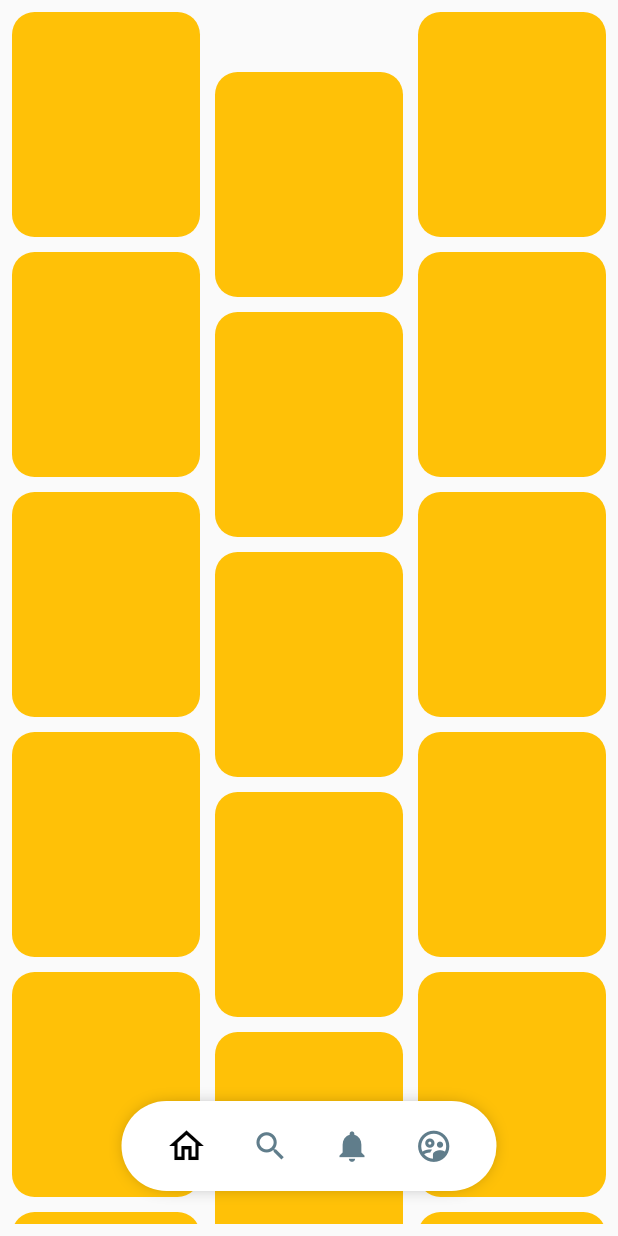
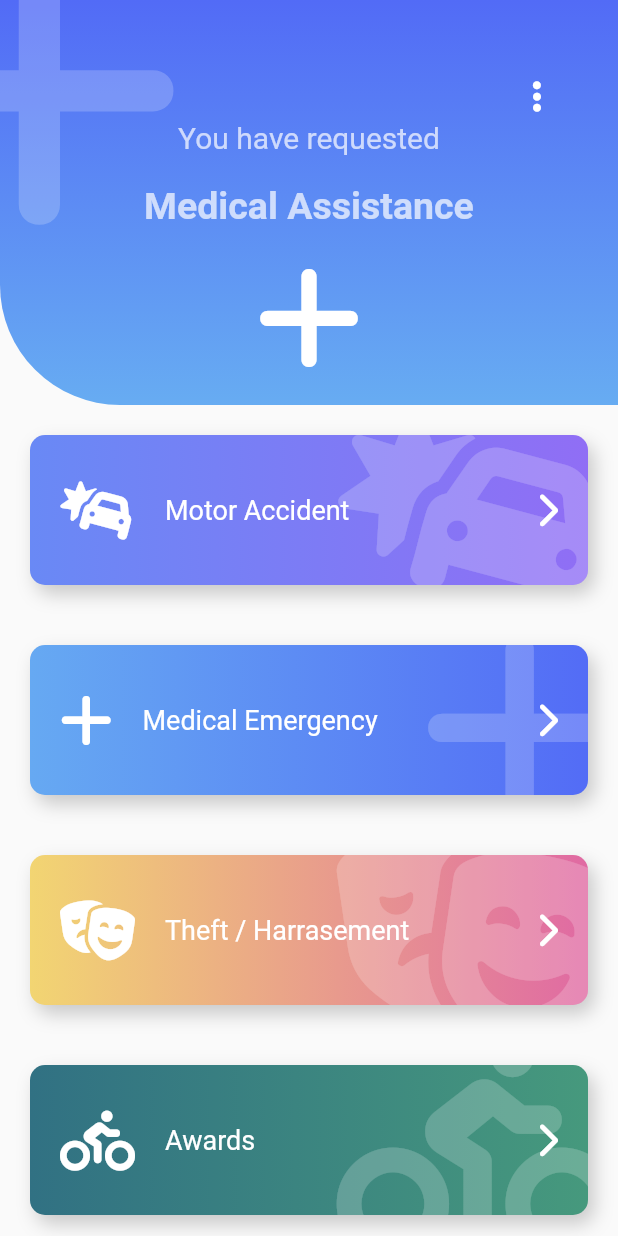
Before and after one commit to MichaelAmador/flutter-designs, a Flutter app: the screen it shows after launch, on a phone screen of 412 x 824 dp. Run offline on Flutter 3.47's test engine with Material 2 defaults, Android fonts, the phone set to English and light mode, and no system bars; our stand-ins replace animate_do, flutter_svg, font_awesome_flutter.

Commit message:
Emergency layout

```diff
--- a/lib/main.dart
+++ b/lib/main.dart
@@ -11,6 +11,6 @@ class MainApp extends StatelessWidget {
   @override
   Widget build(BuildContext context) {
     return const MaterialApp(
-        debugShowCheckedModeBanner: false, home: PinterestScreen());
+        debugShowCheckedModeBanner: false, home: EmergencyScreen());
   }
 }
--- /dev/null
+++ b/lib/src/screens/emergency_screen.dart
@@ -0,0 +1,123 @@
+import 'package:animate_do/animate_do.dart';
+import 'package:designs/src/src.dart';
+import 'package:flutter/material.dart';
+import 'package:font_awesome_flutter/font_awesome_flutter.dart';
+
+class ItemButton {
+  final IconData icon;
+  final String text;
+  final Color primaryColor;
+  final Color secondaryColor;
+
+  ItemButton(this.icon, this.text, this.primaryColor, this.secondaryColor);
+}
+
+final items = <ItemButton>[
+  ItemButton(FontAwesomeIcons.carBurst, 'Motor Accident',
+      const Color(0xff6989F5), const Color(0xff906EF5)),
+  ItemButton(FontAwesomeIcons.plus, 'Medical Emergency',
+      const Color(0xff66A9F2), const Color(0xff536CF6)),
+  ItemButton(FontAwesomeIcons.masksTheater, 'Theft / Harrasement',
+      const Color(0xffF2D572), const Color(0xffE06AA3)),
+  ItemButton(FontAwesomeIcons.personBiking, 'Awards', const Color(0xff317183),
+      const Color(0xff46997D)),
+  ItemButton(FontAwesomeIcons.carBurst, 'Motor Accident',
+      const Color(0xff6989F5), const Color(0xff906EF5)),
+  ItemButton(FontAwesomeIcons.plus, 'Medical Emergency',
+      const Color(0xff66A9F2), const Color(0xff536CF6)),
+  ItemButton(FontAwesomeIcons.masksTheater, 'Theft / Harrasement',
+      const Color(0xffF2D572), const Color(0xffE06AA3)),
+  ItemButton(FontAwesomeIcons.personBiking, 'Awards', const Color(0xff317183),
+      const Color(0xff46997D)),
+  ItemButton(FontAwesomeIcons.carBurst, 'Motor Accident',
+      const Color(0xff6989F5), const Color(0xff906EF5)),
+  ItemButton(FontAwesomeIcons.plus, 'Medical Emergency',
+      const Color(0xff66A9F2), const Color(0xff536CF6)),
+  ItemButton(FontAwesomeIcons.masksTheater, 'Theft / Harrasement',
+      const Color(0xffF2D572), const Color(0xffE06AA3)),
+  ItemButton(FontAwesomeIcons.personBiking, 'Awards', const Color(0xff317183),
+      const Color(0xff46997D)),
+];
+
+class EmergencyScreen extends StatelessWidget {
+  const EmergencyScreen({super.key});
+
+  @override
+  Widget build(BuildContext context) {
+    List<Widget> itemsMap = items
+        .map((item) => FadeInLeft(
+              duration: const Duration(milliseconds: 400),
+              child: FatButton(
+                  icon: item.icon,
+                  text: item.text,
+                  primaryColor: item.primaryColor,
+                  secondaryColor: item.secondaryColor,
+                  onPress: () {
+                    print('Click! ${item.text}');
+                  }),
+            ))
+        .toList();
+    return Scaffold(
+      body: SafeArea(
+        child: Stack(
+          children: [
+            Container(
+              margin: const EdgeInsets.only(top: 270),
+              child: ListView(
+                physics: const BouncingScrollPhysics(),
+                children: [
+                  ...itemsMap,
+                ],
+              ),
+            ),
+            const _Header()
+          ],
+        ),
+      ),
+    );
+  }
+}
+
+class _Header extends StatelessWidget {
+  const _Header();
+
+  @override
+  Widget build(BuildContext context) {
+    return Stack(
+      children: [
+        const IconHeader(
+          icon: FontAwesomeIcons.plus,
+          title: 'Medical assistance',
+          subTitle: 'You have requested',
+        ),
+        Positioned(
+            right: 10,
+            top: 40,
+            child: RawMaterialButton(
+              onPressed: () {},
+              shape: const CircleBorder(),
+              padding: const EdgeInsets.all(10),
+              child: const FaIcon(
+                FontAwesomeIcons.ellipsisVertical,
+                color: Colors.white,
+              ),
+            ))
+      ],
+    );
+  }
+}
+
+class _FatButton extends StatelessWidget {
+  const _FatButton();
+
+  @override
+  Widget build(BuildContext context) {
+    return FatButton(
+      icon: FontAwesomeIcons.carBurst,
+      onPress: () {
+        print('Hello there!');
+      },
+      text: 'Car accident',
+    );
+  }
+}
--- a/lib/src/screens/screens.dart
+++ b/lib/src/screens/screens.dart
@@ -5,6 +5,7 @@ export 'labs/slideshow_screen.dart';
 
 export 'animations_screen.dart';
 export 'circular_graphics_screen.dart';
+export 'emergency_screen.dart';
 export 'headers_screen.dart';
 export 'pinterest_screen.dart';
 export 'slideshow_screen.dart';
--- /dev/null
+++ b/lib/src/widgets/fat_button.dart
@@ -0,0 +1,99 @@
+import 'package:flutter/material.dart';
+import 'package:font_awesome_flutter/font_awesome_flutter.dart';
+
+class FatButton extends StatelessWidget {
+  final IconData icon;
+  final String text;
+  final Color primaryColor;
+  final Color secondaryColor;
+  final Function()? onPress;
+  const FatButton(
+      {super.key,
+      this.icon = FontAwesomeIcons.circle,
+      required this.text,
+      this.primaryColor = const Color(0xff6989f5),
+      this.secondaryColor = const Color(0xff906ef5),
+      required this.onPress});
+
+  @override
+  Widget build(BuildContext context) {
+    return GestureDetector(
+      onTap: onPress,
+      child: Stack(children: [
+        _Background(icon, primaryColor, secondaryColor),
+        Row(
+          mainAxisAlignment: MainAxisAlignment.center,
+          children: [
+            const SizedBox(
+              height: 140,
+              width: 40,
+            ),
+            FaIcon(
+              icon,
+              color: Colors.white,
+              size: 40,
+            ),
+            const SizedBox(
+              width: 20,
+            ),
+            Expanded(
+              child: Text(
+                text,
+                style: const TextStyle(color: Colors.white, fontSize: 18),
+              ),
+            ),
+            const FaIcon(
+              FontAwesomeIcons.chevronRight,
+              color: Colors.white,
+            ),
+            const SizedBox(
+              width: 40,
+            )
+          ],
+        )
+      ]),
+    );
+  }
+}
+
+class _Background extends StatelessWidget {
+  final IconData icon;
+  final Color primaryColor;
+  final Color secondaryColor;
+  const _Background(this.icon, this.primaryColor, this.secondaryColor);
+
+  @override
+  Widget build(BuildContext context) {
+    return Container(
+      width: double.infinity,
+      height: 100,
+      margin: const EdgeInsets.all(20),
+      decoration: BoxDecoration(
+          boxShadow: [
+            BoxShadow(
+                color: Colors.black.withOpacity(.2),
+                offset: const Offset(4, 6),
+                blurRadius: 10),
+          ],
+          borderRadius: BorderRadius.circular(10),
+          gradient: LinearGradient(colors: [
+            primaryColor,
+            secondaryColor,
+          ])),
+      child: ClipRRect(
+        borderRadius: BorderRadius.circular(10),
+        child: Stack(children: [
+          Positioned(
+            right: -20,
+            top: -20,
+            child: FaIcon(
+              icon,
+              size: 150,
+              color: Colors.white.withOpacity(.2),
+            ),
+          )
+        ]),
+      ),
+    );
+  }
+}
--- a/lib/src/widgets/headers.dart
+++ b/lib/src/widgets/headers.dart
@@ -1,4 +1,5 @@
 import 'package:flutter/material.dart';
+import 'package:font_awesome_flutter/font_awesome_flutter.dart';
 
 class HeaderSquare extends StatelessWidget {
   const HeaderSquare({super.key});
@@ -284,3 +285,87 @@ class _HeaderWaveGradientPainter extends CustomPainter {
     return true;
   }
 }
+
+class IconHeader extends StatelessWidget {
+  final IconData icon;
+  final String title;
+  final String subTitle;
+  final Color primaryColor;
+  final Color secondaryColor;
+  const IconHeader(
+      {super.key,
+      required this.icon,
+      required this.title,
+      required this.subTitle,
+      this.primaryColor = const Color(0xff526bf6),
+      this.secondaryColor = const Color(0xff67acf2)});
+
+  @override
+  Widget build(BuildContext context) {
+    final white = Colors.white.withOpacity(.7);
+    return Stack(children: [
+      _IconHeaderBackground(primaryColor, secondaryColor),
+      Positioned(
+          top: -50,
+          left: -70,
+          child: FaIcon(
+            icon,
+            size: 220,
+            color: Colors.white.withOpacity(.2),
+          )),
+      Column(
+        children: [
+          const SizedBox(
+            height: 80,
+            width: double.infinity,
+          ),
+          Text(
+            'You have requested',
+            style: TextStyle(fontSize: 20, color: white),
+          ),
+          const SizedBox(
+            height: 20,
+          ),
+          Text(
+            'Medical Assistance',
+            style: TextStyle(
+                fontSize: 25, color: white, fontWeight: FontWeight.bold),
+          ),
+          const SizedBox(
+            height: 20,
+          ),
+          FaIcon(
+            icon,
+            size: 80,
+            color: Colors.white,
+          ),
+        ],
+      )
+    ]);
+  }
+}
+
+class _IconHeaderBackground extends StatelessWidget {
+  final Color primaryColor;
+  final Color secondaryColor;
+  const _IconHeaderBackground(this.primaryColor, this.secondaryColor);
+
+  @override
+  Widget build(BuildContext context) {
+    return Container(
+      width: double.infinity,
+      height: 270,
+      decoration: BoxDecoration(
+          // color: Colors.red,
+          borderRadius:
+              const BorderRadius.only(bottomLeft: Radius.circular(80)),
+          gradient: LinearGradient(
+              begin: Alignment.topCenter,
+              end: Alignment.bottomCenter,
+              colors: [
+                primaryColor,
+                secondaryColor,
+              ])),
+    );
+  }
+}
--- a/lib/src/widgets/widgets.dart
+++ b/lib/src/widgets/widgets.dart
@@ -1,3 +1,4 @@
+export 'fat_button.dart';
 export 'headers.dart';
 export 'pinterest_menu.dart';
 export 'radial_progress.dart';
--- a/pubspec.yaml
+++ b/pubspec.yaml
@@ -7,10 +7,12 @@ environment:
   sdk: '>=3.0.5 <4.0.0'
 
 dependencies:
+  animate_do: ^3.0.2
   flutter:
     sdk: flutter
   flutter_staggered_grid_view: ^0.6.2
   flutter_svg: ^2.0.7
+  font_awesome_flutter: ^10.5.0
   provider: ^6.0.5
 
 dev_dependencies:
```
Also changed, not shown: pubspec.lock.
